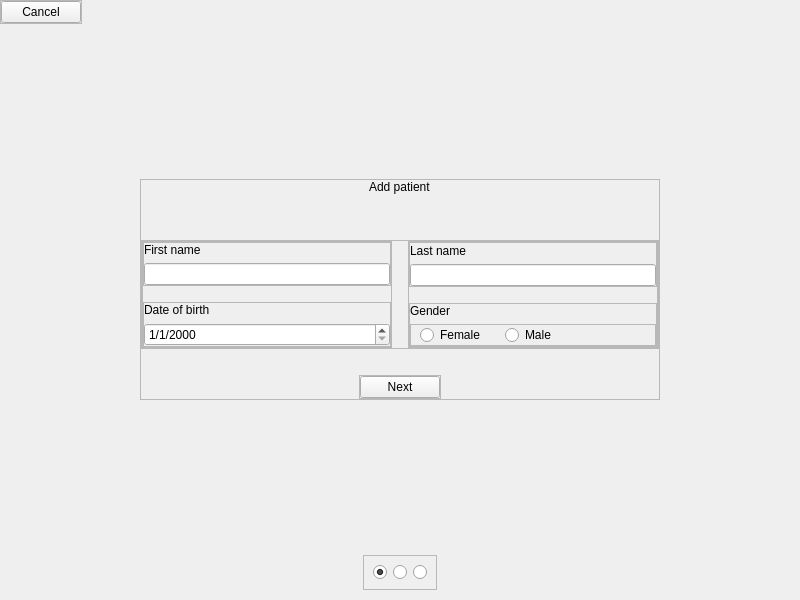
First picture: the form in skin application/skinApplication/src/views/ui/ui_upsert_patient.ui, repository AgustinCartaya/SkinApplication, before the edit.
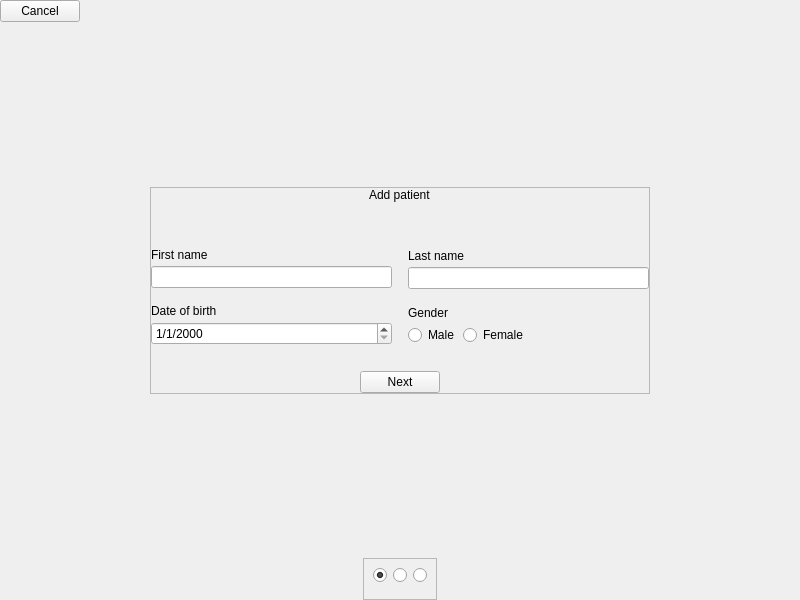
Second picture: the form after the edit. Custom widgets are drawn as their Qt base class.

Commit message: layout scroll area problem fixed

Diff of the .ui file:
```diff
--- a/skin application/skinApplication/src/views/ui/ui_upsert_patient.ui
+++ b/skin application/skinApplication/src/views/ui/ui_upsert_patient.ui
@@ -18,7 +18,7 @@
   </property>
   <layout class="QVBoxLayout" name="verticalLayout">
    <property name="spacing">
-    <number>16</number>
+    <number>0</number>
    </property>
    <property name="leftMargin">
     <number>0</number>
@@ -30,29 +30,13 @@
     <number>0</number>
    </property>
    <property name="bottomMargin">
-    <number>10</number>
-   </property>
-   <item alignment="Qt::AlignLeft">
-    <widget class="QFrame" name="c_navigator">
-     <property name="frameShape">
-      <enum>QFrame::StyledPanel</enum>
-     </property>
-     <property name="frameShadow">
-      <enum>QFrame::Raised</enum>
-     </property>
-     <layout class="QVBoxLayout" name="verticalLayout_9">
-      <property name="leftMargin">
        <number>0</number>
       </property>
+   <item>
+    <layout class="QHBoxLayout" name="ly_navigator">
       <property name="topMargin">
        <number>0</number>
       </property>
-      <property name="rightMargin">
-       <number>0</number>
-      </property>
-      <property name="bottomMargin">
-       <number>0</number>
-      </property>
       <item>
        <widget class="NavigatorButton" name="bt_cancel">
         <property name="text">
@@ -60,8 +44,20 @@
         </property>
        </widget>
       </item>
-     </layout>
-    </widget>
+     <item>
+      <spacer name="horizontalSpacer_2">
+       <property name="orientation">
+        <enum>Qt::Horizontal</enum>
+       </property>
+       <property name="sizeHint" stdset="0">
+        <size>
+         <width>40</width>
+         <height>20</height>
+        </size>
+       </property>
+      </spacer>
+     </item>
+    </layout>
    </item>
    <item>
     <spacer name="verticalSpacer_3">
@@ -78,6 +74,12 @@
    </item>
    <item alignment="Qt::AlignHCenter|Qt::AlignVCenter">
     <widget class="QFrame" name="c_center">
+     <property name="minimumSize">
+      <size>
+       <width>500</width>
+       <height>0</height>
+      </size>
+     </property>
      <property name="frameShape">
       <enum>QFrame::StyledPanel</enum>
      </property>
@@ -118,14 +120,7 @@
        </spacer>
       </item>
       <item>
-       <widget class="QFrame" name="c_inputs">
-        <property name="frameShape">
-         <enum>QFrame::StyledPanel</enum>
-        </property>
-        <property name="frameShadow">
-         <enum>QFrame::Raised</enum>
-        </property>
-        <layout class="QHBoxLayout" name="horizontalLayout">
+       <layout class="QHBoxLayout" name="ly_inputs">
          <property name="spacing">
           <number>16</number>
          </property>
@@ -135,69 +130,22 @@
          <property name="topMargin">
           <number>0</number>
          </property>
-         <property name="rightMargin">
-          <number>0</number>
-         </property>
-         <property name="bottomMargin">
-          <number>0</number>
-         </property>
          <item>
-          <widget class="QFrame" name="c_left_side">
-           <property name="minimumSize">
-            <size>
-             <width>250</width>
-             <height>0</height>
-            </size>
-           </property>
-           <property name="maximumSize">
-            <size>
-             <width>250</width>
-             <height>300</height>
-            </size>
-           </property>
-           <property name="frameShape">
-            <enum>QFrame::StyledPanel</enum>
-           </property>
-           <property name="frameShadow">
-            <enum>QFrame::Raised</enum>
-           </property>
-           <layout class="QVBoxLayout" name="verticalLayout_3">
+         <layout class="QVBoxLayout" name="ly_left_side">
             <property name="spacing">
              <number>16</number>
             </property>
-            <property name="leftMargin">
-             <number>0</number>
-            </property>
             <property name="topMargin">
              <number>0</number>
             </property>
-            <property name="rightMargin">
-             <number>0</number>
-            </property>
-            <property name="bottomMargin">
-             <number>0</number>
-            </property>
             <item>
-             <widget class="QFrame" name="c_first_name">
-              <property name="frameShape">
-               <enum>QFrame::StyledPanel</enum>
-              </property>
-              <property name="frameShadow">
-               <enum>QFrame::Raised</enum>
-              </property>
-              <layout class="QVBoxLayout" name="verticalLayout_5">
-               <property name="leftMargin">
-                <number>0</number>
-               </property>
+           <layout class="QVBoxLayout" name="ly_first_name">
+            <property name="spacing">
+             <number>4</number>
+            </property>
                <property name="topMargin">
                 <number>0</number>
                </property>
-               <property name="rightMargin">
-                <number>0</number>
-               </property>
-               <property name="bottomMargin">
-                <number>0</number>
-               </property>
                <item>
                 <widget class="QLabel" name="lb_first_name">
                  <property name="text">
@@ -209,29 +157,15 @@
                 <widget class="LineEdit" name="i_first_name"/>
                </item>
               </layout>
-             </widget>
             </item>
             <item>
-             <widget class="QFrame" name="c_birth_date">
-              <property name="frameShape">
-               <enum>QFrame::StyledPanel</enum>
-              </property>
-              <property name="frameShadow">
-               <enum>QFrame::Raised</enum>
-              </property>
-              <layout class="QVBoxLayout" name="verticalLayout_4">
-               <property name="leftMargin">
-                <number>0</number>
+           <layout class="QVBoxLayout" name="ly_birth_date">
+            <property name="spacing">
+             <number>4</number>
                </property>
                <property name="topMargin">
                 <number>0</number>
                </property>
-               <property name="rightMargin">
-                <number>0</number>
-               </property>
-               <property name="bottomMargin">
-                <number>0</number>
-               </property>
                <item>
                 <widget class="QLabel" name="lb_birth_date">
                  <property name="text">
@@ -247,67 +181,21 @@
                 </widget>
                </item>
               </layout>
-             </widget>
-            </item>
-           </layout>
-          </widget>
+          </item>
+         </layout>
          </item>
          <item>
-          <widget class="QFrame" name="right_side_container">
-           <property name="minimumSize">
-            <size>
-             <width>250</width>
-             <height>0</height>
-            </size>
-           </property>
-           <property name="maximumSize">
-            <size>
-             <width>250</width>
-             <height>300</height>
-            </size>
-           </property>
-           <property name="frameShape">
-            <enum>QFrame::StyledPanel</enum>
-           </property>
-           <property name="frameShadow">
-            <enum>QFrame::Raised</enum>
-           </property>
-           <layout class="QVBoxLayout" name="verticalLayout_6">
+         <layout class="QVBoxLayout" name="ly_right_side">
             <property name="spacing">
              <number>16</number>
             </property>
-            <property name="leftMargin">
-             <number>0</number>
-            </property>
             <property name="topMargin">
              <number>0</number>
             </property>
-            <property name="rightMargin">
-             <number>0</number>
-            </property>
-            <property name="bottomMargin">
-             <number>0</number>
-            </property>
             <item>
-             <widget class="QFrame" name="c_last_name">
-              <property name="frameShape">
-               <enum>QFrame::StyledPanel</enum>
-              </property>
-              <property name="frameShadow">
-               <enum>QFrame::Raised</enum>
-              </property>
-              <layout class="QVBoxLayout" name="verticalLayout_7">
-               <property name="leftMargin">
-                <number>0</number>
-               </property>
-               <property name="topMargin">
-                <number>0</number>
-               </property>
-               <property name="rightMargin">
-                <number>0</number>
-               </property>
-               <property name="bottomMargin">
-                <number>0</number>
+           <layout class="QVBoxLayout" name="c_last_name">
+            <property name="spacing">
+             <number>4</number>
                </property>
                <item>
                 <widget class="QLabel" name="lb_last_name">
@@ -320,28 +208,11 @@
                 <widget class="LineEdit" name="i_last_name"/>
                </item>
               </layout>
-             </widget>
             </item>
             <item>
-             <widget class="QFrame" name="c_gender">
-              <property name="frameShape">
-               <enum>QFrame::StyledPanel</enum>
-              </property>
-              <property name="frameShadow">
-               <enum>QFrame::Raised</enum>
-              </property>
-              <layout class="QVBoxLayout" name="verticalLayout_8">
-               <property name="leftMargin">
-                <number>0</number>
-               </property>
-               <property name="topMargin">
-                <number>0</number>
-               </property>
-               <property name="rightMargin">
-                <number>0</number>
-               </property>
-               <property name="bottomMargin">
-                <number>0</number>
+           <layout class="QVBoxLayout" name="ly_gender">
+            <property name="spacing">
+             <number>4</number>
                </property>
                <item>
                 <widget class="QLabel" name="lb_gender">
@@ -351,30 +222,7 @@
                 </widget>
                </item>
                <item>
-                <widget class="QFrame" name="c_gender_rb">
-                 <property name="frameShape">
-                  <enum>QFrame::StyledPanel</enum>
-                 </property>
-                 <property name="frameShadow">
-                  <enum>QFrame::Raised</enum>
-                 </property>
-                 <layout class="QHBoxLayout" name="horizontalLayout_2">
-                  <property name="spacing">
-                   <number>20</number>
-                  </property>
-                  <property name="topMargin">
-                   <number>0</number>
-                  </property>
-                  <property name="bottomMargin">
-                   <number>0</number>
-                  </property>
-                  <item>
-                   <widget class="QRadioButton" name="i_gender_f">
-                    <property name="text">
-                     <string>Female</string>
-                    </property>
-                   </widget>
-                  </item>
+             <layout class="QHBoxLayout" name="ly_gender_rb">
                   <item>
                    <widget class="QRadioButton" name="i_gender_m">
                     <property name="text">
@@ -382,6 +230,13 @@
                     </property>
                    </widget>
                   </item>
+              <item>
+               <widget class="QRadioButton" name="i_gender_f">
+                <property name="text">
+                 <string>Female</string>
+                </property>
+               </widget>
+              </item>
                   <item>
                    <spacer name="horizontalSpacer">
                     <property name="orientation">
@@ -396,16 +251,12 @@
                    </spacer>
                   </item>
                  </layout>
-                </widget>
-               </item>
-              </layout>
-             </widget>
-            </item>
-           </layout>
-          </widget>
-         </item>
-        </layout>
-       </widget>
+            </item>
+           </layout>
+          </item>
+         </layout>
+        </item>
+       </layout>
       </item>
       <item>
        <spacer name="verticalSpacer">
@@ -421,27 +272,6 @@
        </spacer>
       </item>
       <item alignment="Qt::AlignHCenter">
-       <widget class="QFrame" name="c_buttons">
-        <property name="frameShape">
-         <enum>QFrame::StyledPanel</enum>
-        </property>
-        <property name="frameShadow">
-         <enum>QFrame::Raised</enum>
-        </property>
-        <layout class="QHBoxLayout" name="horizontalLayout_3">
-         <property name="leftMargin">
-          <number>0</number>
-         </property>
-         <property name="topMargin">
-          <number>0</number>
-         </property>
-         <property name="rightMargin">
-          <number>0</number>
-         </property>
-         <property name="bottomMargin">
-          <number>0</number>
-         </property>
-         <item>
           <widget class="Button" name="bt_next">
            <property name="text">
             <string>Next</string>
@@ -451,9 +281,6 @@
         </layout>
        </widget>
       </item>
-     </layout>
-    </widget>
-   </item>
    <item>
     <spacer name="verticalSpacer_4">
      <property name="orientation">
@@ -467,15 +294,18 @@
      </property>
     </spacer>
    </item>
-   <item alignment="Qt::AlignHCenter|Qt::AlignVCenter">
-    <widget class="QFrame" name="c_rb_views">
+   <item alignment="Qt::AlignHCenter">
+    <widget class="QFrame" name="c_rb_upsert_patient_views">
      <property name="frameShape">
       <enum>QFrame::StyledPanel</enum>
      </property>
      <property name="frameShadow">
       <enum>QFrame::Raised</enum>
      </property>
-     <layout class="QHBoxLayout" name="horizontalLayout_4">
+     <layout class="QHBoxLayout" name="horizontalLayout_2">
+      <property name="bottomMargin">
+       <number>16</number>
+      </property>
       <item>
        <widget class="QRadioButton" name="i_upsert_patient_view">
         <property name="text">
```
Lines whose indentation alone changed are shown as unchanged. The commit also changes 44 other files.
